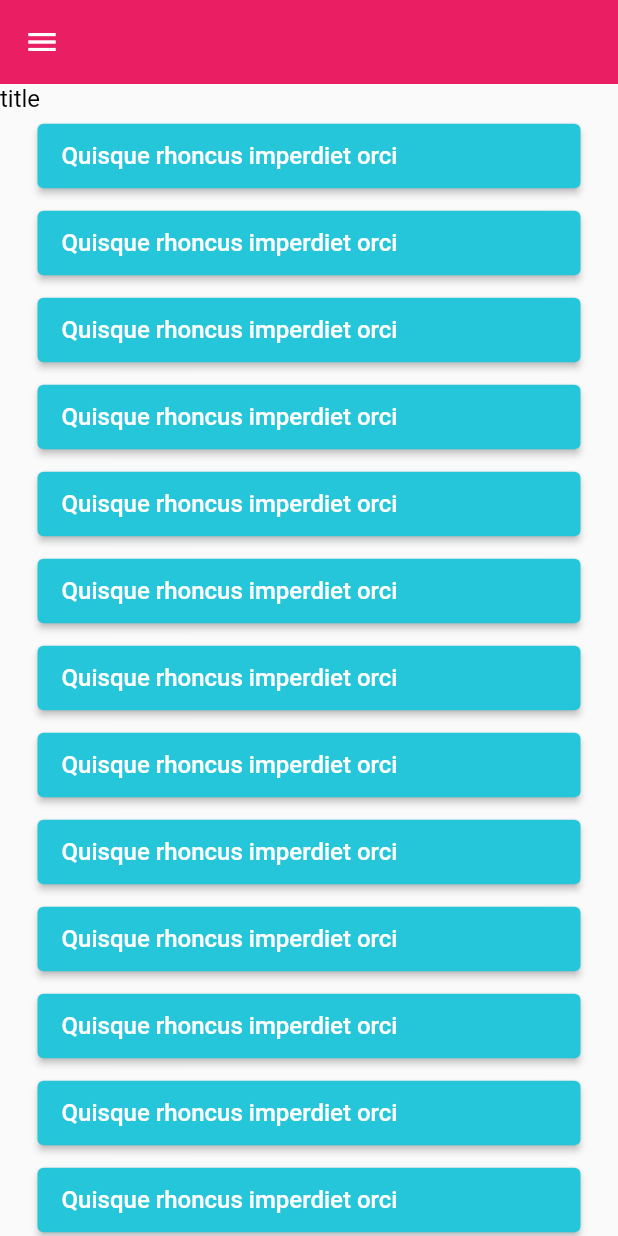
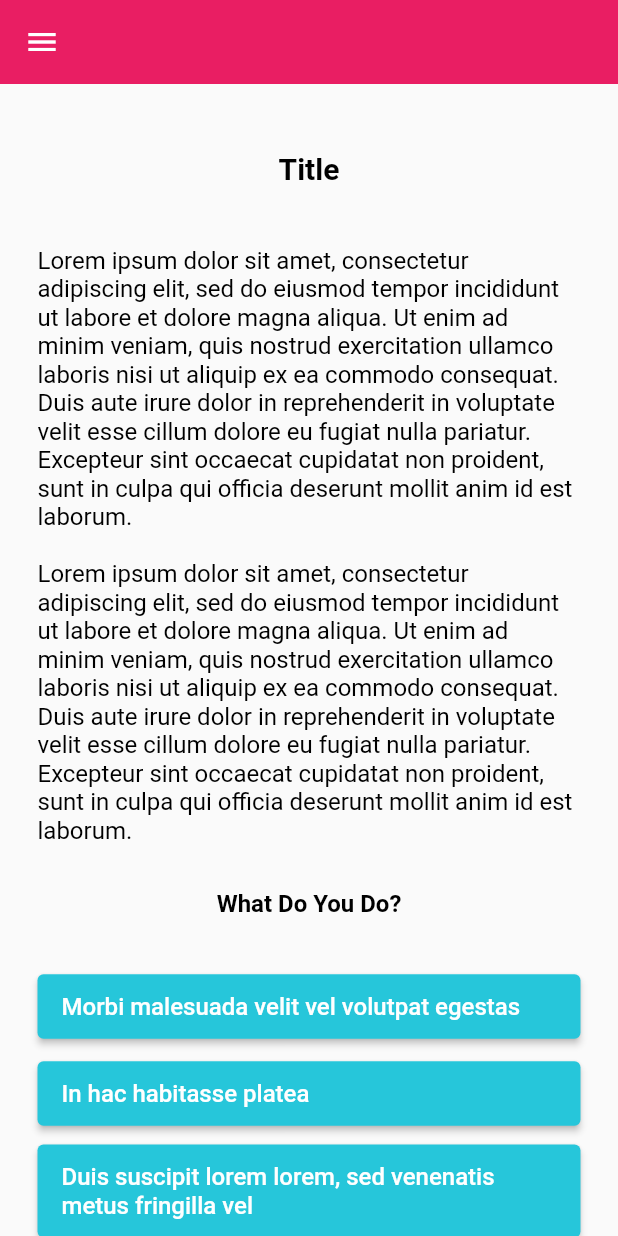
Before and after one commit to mattgwriter7/gamebook, a Flutter app: the screen it shows after launch, on a phone screen of 412 x 824 dp. Run offline on Flutter 3.47's test engine with Material 2 defaults, Android fonts, the phone set to English and light mode, and no system bars.

Commit message:
playing with UI ideas

```diff
--- a/lib/classes/Config.dart
+++ b/lib/classes/Config.dart
@@ -9,7 +9,7 @@ import 'package:flutter/material.dart';
 class Config {
 
   static const  String    app_name                  = "boilerplate";
-  static const  String    app_version               = "1.0.alpha.1";
+  static const  String    app_version               = "1.0.alpha.2";
 
   //  timeouts and delays
   static int              server_timeout            = 10;     // seconds
--- a/lib/pages/Start_Page.dart
+++ b/lib/pages/Start_Page.dart
@@ -20,6 +20,13 @@ class _Start_PageState extends State<Start_Page> {
 
   // (this page) variables
   static const String filename = 'Start_Page.dart';
+  static int button_count = -1;
+  List<String> choice_text = [
+    'Morbi malesuada velit vel volutpat egestas',
+    'In hac habitasse platea',
+    'Duis suscipit lorem lorem, sed venenatis metus fringilla vel',
+    'Quisque rhoncus imperdiet orci',
+  ];
 
   // (this page) init and dispose
   @override
@@ -40,35 +47,69 @@ class _Start_PageState extends State<Start_Page> {
     Utils.log( filename, ' _buildTriggered()');
   }
 
-  Container _makeButton ( String str ) {
+  Container makeButton () {
+    double _padding = 0;
+    button_count++;
+    int index = button_count;
+    if ( button_count == choice_text.length-1 ) {
+      _padding = 200;
+    }
+
     return Container(
       width: double.infinity,
+      child: Padding(
+        padding: EdgeInsets.fromLTRB(0,0,0,_padding),
         child: ElevatedButton(
           child: Align(
             alignment: Alignment.centerLeft,
             child: Text(
-                              str,
+              choice_text[button_count],
               style: TextStyle(fontSize: 16),
               ),
           ),
           style: ElevatedButton.styleFrom(
             padding: EdgeInsets.fromLTRB(16,12,12,12),
           ),
-                          onPressed: () {},
+          onPressed: () {
+            Utils.log( filename, 'clicked choice #' + index.toString());
+          },
+        ),
       ),
     );
   }
 
-  Widget _section( BuildContext contec, int index) {
-    if( index == 0 ) {
-      return Text('title');
-    }
-    else
+  Widget passageRow( BuildContext contec, int index) {
+
+    switch ( index ) {
+      case 0: // TITLE
+        return  Container(
+          child: Padding(
+            padding: const EdgeInsets.fromLTRB(25,45,25,40),
+            child: Text('Title', style: TextStyle( fontSize: 20, fontWeight: FontWeight.bold ), textAlign: TextAlign.center,),
+          ),
+        );
+      case 1: // IMAGE
+        return  SizedBox(height:0);
+      case 2: // DESCRIPTION
+        return  Container(
+          child: Padding(
+            padding: const EdgeInsets.fromLTRB(25,0,25,0),
+            child: Text('Lorem ipsum dolor sit amet, consectetur adipiscing elit, sed do eiusmod tempor incididunt ut labore et dolore magna aliqua. Ut enim ad minim veniam, quis nostrud exercitation ullamco laboris nisi ut aliquip ex ea commodo consequat. Duis aute irure dolor in reprehenderit in voluptate velit esse cillum dolore eu fugiat nulla pariatur. Excepteur sint occaecat cupidatat non proident, sunt in culpa qui officia deserunt mollit anim id est laborum.\n\nLorem ipsum dolor sit amet, consectetur adipiscing elit, sed do eiusmod tempor incididunt ut labore et dolore magna aliqua. Ut enim ad minim veniam, quis nostrud exercitation ullamco laboris nisi ut aliquip ex ea commodo consequat. Duis aute irure dolor in reprehenderit in voluptate velit esse cillum dolore eu fugiat nulla pariatur. Excepteur sint occaecat cupidatat non proident, sunt in culpa qui officia deserunt mollit anim id est laborum.'),
+          ),
+        );
+      case 3: // WHAT DO YOU DO?
+        return  Container(
+          child: Padding(
+            padding: const EdgeInsets.fromLTRB(25,30,25,30),
+                      child: Text('What Do You Do?', style: TextStyle( fontSize: 16, fontWeight: FontWeight.bold ), textAlign: TextAlign.center,),
+          ),
+        );
+      default:
         return Padding(
           padding: const EdgeInsets.fromLTRB(25,5,25,5),
-                          child: _makeButton('Quisque rhoncus imperdiet orci'),
+          child: makeButton(),
         );
-
+    }
   }
 
   void _addPostFrameCallbackTriggered( context ) {
@@ -99,9 +140,9 @@ class _Start_PageState extends State<Start_Page> {
             body: Container(
               width: double.infinity,
               child: ListView.builder(
-                      itemCount: 25,
+                      itemCount: 8,
                       itemBuilder: ( context, index) {
-                        return _section(context, index);
+                        return passageRow(context, index);
                       },
                     ),
             ),
```
Also changed, not shown: 2 other files. Lines whose indentation alone changed are shown as unchanged.
